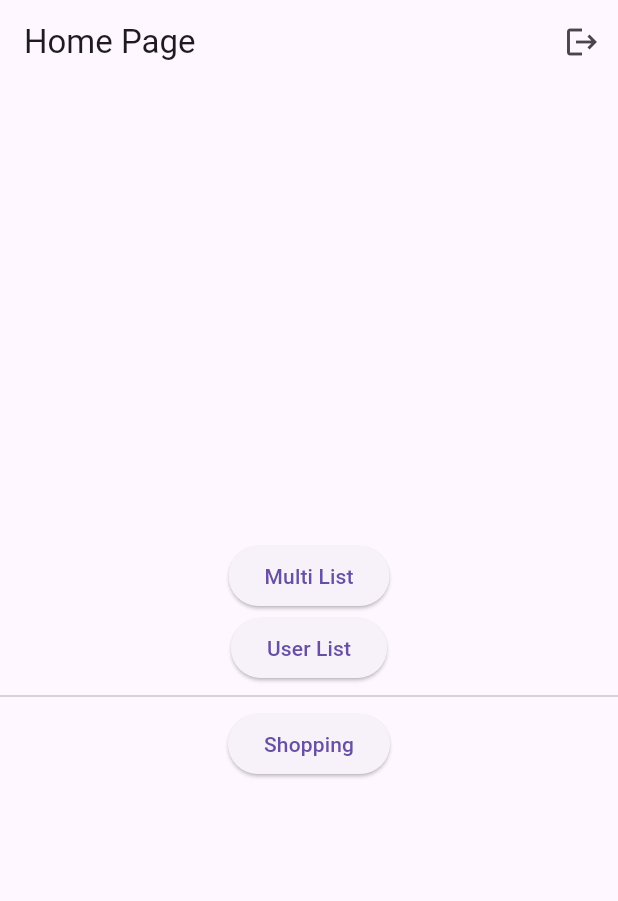
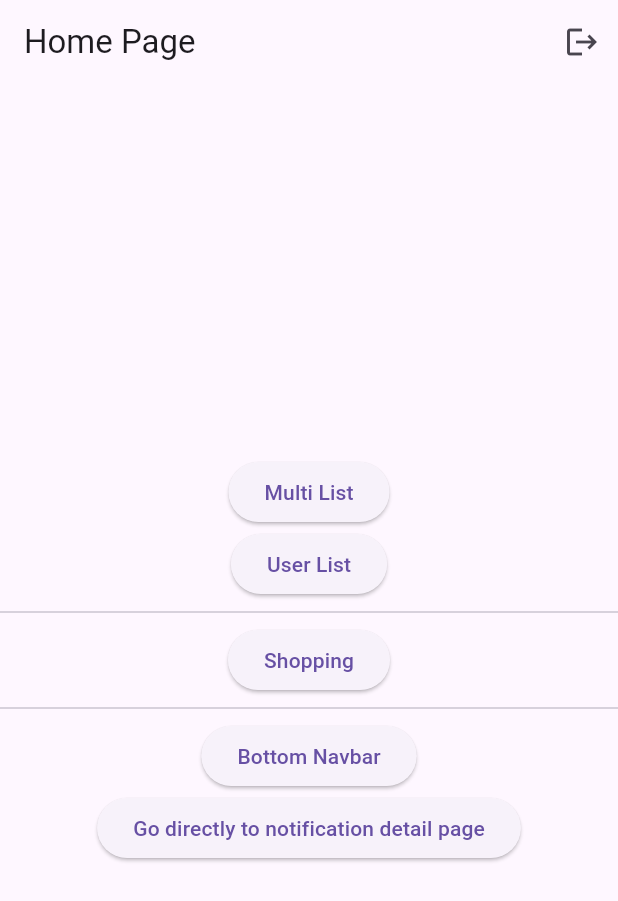
Before and after one commit to rhnzal/flutter-bloc-gorouter, a Flutter app: the HomePage screen opened by its route, on a phone screen of 412 x 824 dp. Shown: the top 901 px of the screen. Run offline on Flutter 3.47's test engine with Material 3 defaults, Android fonts, the phone set to English and light mode, and no system bars; our stand-ins replace bloc, connectivity_plus, equatable, flutter_bloc, go_router, shared_preferences; accounts and stored records are empty.

Commit message:
feat: add bottom navigation bar using shellroute

```diff
--- a/lib/route.dart
+++ b/lib/route.dart
@@ -4,6 +4,10 @@ import 'package:flutter/cupertino.dart';
 import 'package:flutter/material.dart';
 import 'package:flutter_bloc/flutter_bloc.dart';
 import 'package:flutter_bloc_architecture/src/ui/pages/cart/cart_page.dart';
+import 'package:flutter_bloc_architecture/src/ui/pages/home_bottom_nav/scaffold_bottom_nav.dart';
+import 'package:flutter_bloc_architecture/src/ui/pages/home_bottom_nav/pages/home/bottom_nav_home_page.dart';
+import 'package:flutter_bloc_architecture/src/ui/pages/home_bottom_nav/pages/home_detail/bottom_nav_home_detail_page.dart';
+import 'package:flutter_bloc_architecture/src/ui/pages/home_bottom_nav/pages/notification/notification_page.dart';
 import 'package:flutter_bloc_architecture/src/ui/pages/shopping/shopping_page.dart';
 import 'package:flutter_bloc_architecture/src/ui/product/product_page.dart';
 import 'package:go_router/go_router.dart';
@@ -16,6 +20,13 @@ import 'src/bloc/resource/resource_list_bloc.dart';
 import 'src/bloc/user_list/user_list_bloc.dart';
 import 'src/data/utils/local_storage.dart';
 import 'src/ui/pages/export_pages.dart';
+import 'src/ui/pages/home_bottom_nav/pages/notification_detail/bottom_nav_notification_detail_page.dart';
+
+
+final GlobalKey<NavigatorState> _rootNavigatorKey =
+    GlobalKey<NavigatorState>(debugLabel: 'root');
+final GlobalKey<NavigatorState> _shellNavigatorKey =
+    GlobalKey<NavigatorState>(debugLabel: 'shell');
 
 /// untuk rute app kita sesuaikan saja, pakai go router untuk semua route tetapi jika tidak memungkinkan bisa digabung dengan navigator seperti contoh halaman simmiliar produk di app ini
 
@@ -31,6 +42,7 @@ class AppRoute {
       LocalStorage.pref.getBool('isLogedIn') ?? false;
 
   GoRouter router = GoRouter(
+    navigatorKey: _rootNavigatorKey,
     initialLocation: _isLogedIn ? '/' : '/login',
     routes: [
       GoRoute(
@@ -110,7 +122,8 @@ class AppRoute {
                       child: const CartPage(),
                     )
                   );
-                      }),
+                }
+              ),
               GoRoute(
                 path: 'product/:pid',
                 name: AppPage.productPage,
@@ -137,8 +150,71 @@ class AppRoute {
                 //   ),
                 // ]
               ),
-                ])
-          ]),
+            ]
+          )
+        ]
+      ),
+
+
+      // Jika ingin menggunakan bottom navbar bisa menggunakan shellroute, dan jangan lupa kasih navigator key
+      ShellRoute(
+        navigatorKey: _shellNavigatorKey,
+        pageBuilder: (context, state, child) {
+          return CupertinoPage(child: ScaffolBottomNav(child: child));
+        },
+        routes: [
+          GoRoute(
+            path: '/bottom-nav-home',
+            name: AppPage.bottomNavHomePage,
+            pageBuilder: (context, state) {
+              return const NoTransitionPage(
+                child: BottomNavHomePage()
+              );
+            },
+            routes: [
+              GoRoute(
+                path: 'bottom-nav-home-detail',
+                name: AppPage.bottomNavHomeDetailPage,
+                // jika dikasih keterangan navigator key lain maka halaman akan muncul di depan/atas bottom navbar
+                parentNavigatorKey: _rootNavigatorKey,
+                pageBuilder: (context, state) {
+                  return CupertinoPage(child: BottomNavHomeDetailPage());
+                },
+              )
+            ]
+          ),
+          GoRoute(
+            path: '/bottom-nav-notif',
+            name: AppPage.bottomNavNotificationPage,
+            pageBuilder: (context, state) {
+              return const NoTransitionPage(
+                child: BottomNavNotificationPage()
+              );
+            },
+            routes: [
+              GoRoute(
+                path: 'bottom-nav-notif-detail',
+                name: AppPage.bottomNavNotificationDetailPage,
+                pageBuilder: (context, state) {
+                  return NoTransitionPage(child: BottomNavNotificationDetailPage());
+                },
+              )
+            ]
+          ),
+        ]
+      ),
+
+
+      // GoRoute(
+      //   path: '/home-bottom-nav',
+      //   name: AppPage.homeBottomNavPage,
+      //   pageBuilder: (context, state) {
+      //     return CupertinoPage(
+      //       child: HomeBottomNavPage()
+      //     );
+      //   },
+      // ),
+
       GoRoute(
         path: '/login',
         pageBuilder: (context, state) {
@@ -165,6 +241,11 @@ class AppPage {
   static const String shoppingPage = 'shopping';
   static const String cartPage = 'cart';
   static const String productPage = 'product';
+  // static const String homeBottomNavPage = 'home-bottom-nav';
+  static const String bottomNavHomePage = 'bottom-nav-home';
+  static const String bottomNavNotificationPage = 'bottom-nav-notif';
+  static const String bottomNavHomeDetailPage = 'bottom-nav-home-detail';
+  static const String bottomNavNotificationDetailPage = 'bottom-nav-notif-detail';
 
   static const String notFoundPage = 'not-found';
 }
--- a/lib/src/ui/pages/home/home_page.dart
+++ b/lib/src/ui/pages/home/home_page.dart
@@ -8,6 +8,7 @@ import 'package:flutter_bloc_architecture/route.dart';
 import 'package:flutter_bloc_architecture/src/bloc/logout/logout_bloc.dart';
 import 'package:go_router/go_router.dart';
 import 'package:shared_preferences/shared_preferences.dart';
+import 'package:url_launcher/link.dart';
 
 class HomePage extends StatefulWidget {
   const HomePage({super.key});
@@ -119,6 +120,22 @@ class _HomePageState extends State<HomePage> {
               child: Text('Shopping')
             ),
 
+            const Divider(),
+
+            ElevatedButton(
+              onPressed: () {
+                GoRouter.of(context).goNamed(AppPage.bottomNavHomePage);
+              },
+              child: Text('Bottom Navbar')
+            ),
+            Link(
+              uri: Uri.parse('/bottom-nav-notif/bottom-nav-notif-detail'),
+              builder: (context, followLink) => ElevatedButton(
+                onPressed: followLink,
+                child: Text('Go directly to notification detail page')
+              ),
+            )
+
           ],
         ),
       ),
--- /dev/null
+++ b/lib/src/ui/pages/home_bottom_nav/pages/home_detail/bottom_nav_home_detail_page.dart
@@ -0,0 +1,14 @@
+import 'package:flutter/cupertino.dart';
+import 'package:flutter/material.dart';
+
+class BottomNavHomeDetailPage extends StatelessWidget {
+  const BottomNavHomeDetailPage({super.key});
+
+  @override
+  Widget build(BuildContext context) {
+    return Scaffold(
+      appBar: AppBar(title: Text('Home Detail page'),),
+      body: Center(child: Text('HOME DETAIL'),),
+    );
+  }
+}
--- /dev/null
+++ b/lib/src/ui/pages/home_bottom_nav/pages/notification_detail/bottom_nav_notification_detail_page.dart
@@ -0,0 +1,14 @@
+import 'package:flutter/cupertino.dart';
+import 'package:flutter/material.dart';
+
+class BottomNavNotificationDetailPage extends StatelessWidget {
+  const BottomNavNotificationDetailPage({super.key});
+
+  @override
+  Widget build(BuildContext context) {
+    return Scaffold(
+      appBar: AppBar(title: Text('Notification Detail Page'),),
+      body: Center(child: Text('NOTIFICATION DETAIL'),),
+    );
+  }
+}
--- a/lib/src/ui/pages/shopping/shopping_page.dart
+++ b/lib/src/ui/pages/shopping/shopping_page.dart
@@ -19,13 +19,13 @@ class ShoppingPage extends StatelessWidget {
               onPressed: () {
                 GoRouter.of(context).goNamed(AppPage.cartPage);
               },
-              child: Text('Cart')
+              child: const Text('Cart')
             ),
             ElevatedButton(
               onPressed: () {
                 GoRouter.of(context).goNamed(AppPage.productPage, pathParameters:{'pid': '1234'});
               },
-              child: Text('Product')
+              child: const Text('Product')
             ),
           ],
         ),
```
Also changed, not shown: lib/src/ui/pages/home_bottom_nav/pages/home/bottom_nav_home_page.dart (added, +52 -0 lines), lib/src/ui/pages/home_bottom_nav/pages/notification/notification_page.dart (added, +41 -0 lines), lib/src/ui/pages/home_bottom_nav/scaffold_bottom_nav.dart (added, +62 -0 lines), pubspec.yaml (+4 -3 lines), pubspec.lock. Lines whose indentation alone changed are shown as unchanged.
